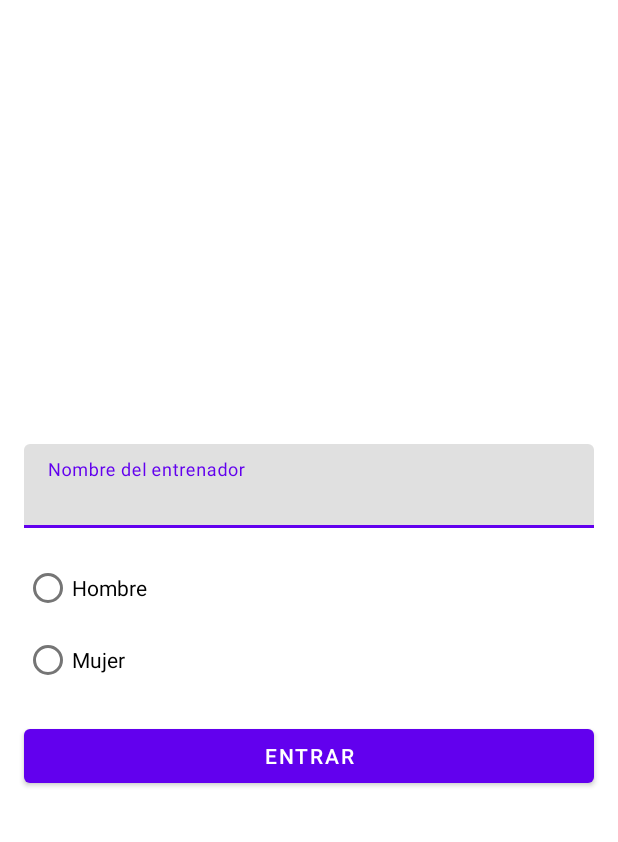
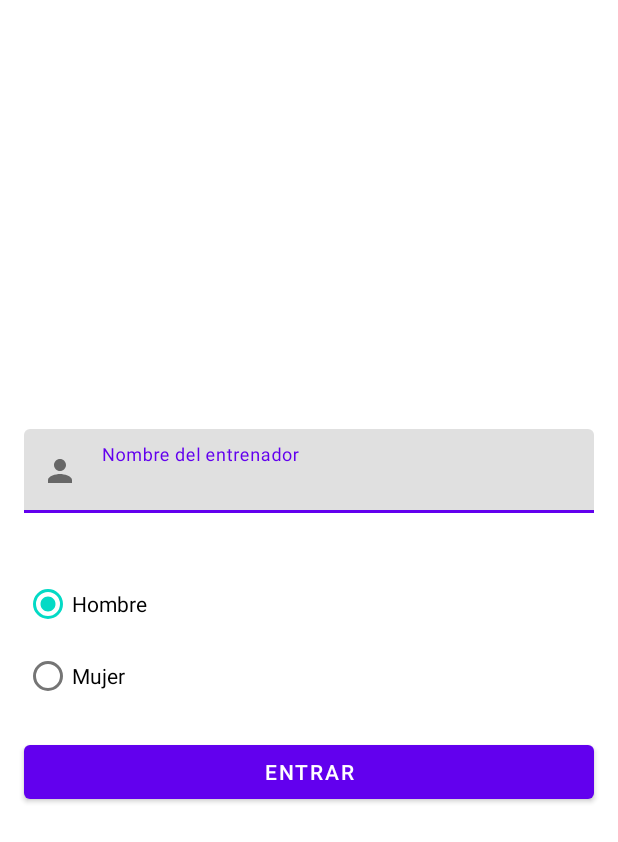
Before and after one commit to wbarrantes-cenfotec/proyecto-final, an Android app: the layout fragment_login.xml on its own in the app's theme, with its tools: preview values and no code run, on a phone screen of 412 x 824 dp. Shown: the top 842 px of the screen. Run offline under Robolectric (Android 15) with nearby library versions, the phone set to English and light mode, and no system bars.

Commit message:
[MOD] Adding input validation on the login fragment and removing the action bar from the app

```diff
--- /dev/null
+++ b/app/src/main/res/drawable/ic_baseline_person_24.xml
@@ -0,0 +1,10 @@
+<vector xmlns:android="http://schemas.android.com/apk/res/android"
+    android:width="24dp"
+    android:height="24dp"
+    android:viewportWidth="24"
+    android:viewportHeight="24"
+    android:tint="?attr/colorControlNormal">
+  <path
+      android:fillColor="@android:color/white"
+      android:pathData="M12,12c2.21,0 4,-1.79 4,-4s-1.79,-4 -4,-4 -4,1.79 -4,4 1.79,4 4,4zM12,14c-2.67,0 -8,1.34 -8,4v2h16v-2c0,-2.66 -5.33,-4 -8,-4z"/>
+</vector>
--- a/app/src/main/res/layout/fragment_login.xml
+++ b/app/src/main/res/layout/fragment_login.xml
@@ -1,12 +1,11 @@
 <?xml version="1.0" encoding="utf-8"?>
 <androidx.constraintlayout.widget.ConstraintLayout xmlns:android="http://schemas.android.com/apk/res/android"
     xmlns:app="http://schemas.android.com/apk/res-auto"
-    xmlns:tools="http://schemas.android.com/tools"
     android:layout_width="match_parent"
     android:layout_height="match_parent">
 
     <com.google.android.material.textfield.TextInputLayout
-        android:id="@+id/textInputLayout"
+        android:id="@+id/trainerInputLayout"
         android:layout_width="0dp"
         android:layout_height="wrap_content"
         android:layout_marginStart="16dp"
@@ -16,12 +15,16 @@
         app:layout_constraintHorizontal_bias="0.5"
         app:layout_constraintStart_toStartOf="parent"
         app:layout_constraintTop_toTopOf="parent"
-        app:layout_constraintVertical_chainStyle="packed">
+        app:layout_constraintVertical_chainStyle="packed"
+        app:startIconDrawable="@drawable/ic_baseline_person_24"
+        app:errorEnabled="true">
 
         <com.google.android.material.textfield.TextInputEditText
+            android:id="@+id/trainerEditText"
             android:layout_width="match_parent"
             android:layout_height="wrap_content"
-            android:hint="@string/trainer_input_hint" />
+            android:hint="@string/trainer_input_hint"
+            android:inputType="textPersonName"/>
 
     </com.google.android.material.textfield.TextInputLayout>
 
@@ -31,23 +34,24 @@
         android:layout_height="wrap_content"
         android:layout_marginTop="16dp"
         app:layout_constraintBottom_toTopOf="@+id/loginButton"
-        app:layout_constraintEnd_toEndOf="@+id/textInputLayout"
+        app:layout_constraintEnd_toEndOf="@+id/trainerInputLayout"
         app:layout_constraintHorizontal_bias="0.5"
-        app:layout_constraintStart_toStartOf="@+id/textInputLayout"
-        app:layout_constraintTop_toBottomOf="@+id/textInputLayout">
+        app:layout_constraintStart_toStartOf="@+id/trainerInputLayout"
+        app:layout_constraintTop_toBottomOf="@+id/trainerInputLayout">
 
         <RadioButton
-            android:id="@+id/radioButton"
+            android:id="@+id/menRadioButton"
             android:layout_width="match_parent"
             android:layout_height="wrap_content"
-            android:text="Hombre" />
+            android:text="@string/men_text"
+            android:checked="true"/>
 
         <RadioButton
-            android:id="@+id/radioButton2"
+            android:id="@+id/femaleRadioButton"
             android:layout_width="match_parent"
             android:layout_height="wrap_content"
-            android:text="Mujer" />
-
+            android:text="@string/female_text"
+            android:checked="false"/>
     </RadioGroup>
 
     <Button
@@ -58,9 +62,9 @@
         android:layout_weight="1"
         android:text="@string/enter_button"
         app:layout_constraintBottom_toBottomOf="parent"
-        app:layout_constraintEnd_toEndOf="@+id/textInputLayout"
+        app:layout_constraintEnd_toEndOf="@+id/trainerInputLayout"
         app:layout_constraintHorizontal_bias="0.5"
-        app:layout_constraintStart_toStartOf="@+id/textInputLayout"
+        app:layout_constraintStart_toStartOf="@+id/trainerInputLayout"
         app:layout_constraintTop_toBottomOf="@+id/radioGroup" />
 
 </androidx.constraintlayout.widget.ConstraintLayout>
--- a/app/src/main/res/values-night/themes.xml
+++ b/app/src/main/res/values-night/themes.xml
@@ -1,6 +1,6 @@
 <resources xmlns:tools="http://schemas.android.com/tools">
     <!-- Base application theme. -->
-    <style name="Theme.PokeApp" parent="Theme.MaterialComponents.DayNight.DarkActionBar">
+    <style name="Theme.PokeApp" parent="Theme.MaterialComponents.DayNight.NoActionBar">
         <!-- Primary brand color. -->
         <item name="colorPrimary">@color/purple_200</item>
         <item name="colorPrimaryVariant">@color/purple_700</item>
--- a/app/src/main/res/values/strings.xml
+++ b/app/src/main/res/values/strings.xml
@@ -2,4 +2,7 @@
     <string name="app_name">PokeApp</string>
     <string name="trainer_input_hint">Nombre del entrenador</string>
     <string name="enter_button">Entrar</string>
+    <string name="men_text">Hombre</string>
+    <string name="female_text">Mujer</string>
+    <string name="required_field_text">Campo requerido!</string>
 </resources>
--- a/app/src/main/res/values/themes.xml
+++ b/app/src/main/res/values/themes.xml
@@ -1,6 +1,6 @@
 <resources xmlns:tools="http://schemas.android.com/tools">
     <!-- Base application theme. -->
-    <style name="Theme.PokeApp" parent="Theme.MaterialComponents.DayNight.DarkActionBar">
+    <style name="Theme.PokeApp" parent="Theme.MaterialComponents.DayNight.NoActionBar">
         <!-- Primary brand color. -->
         <item name="colorPrimary">@color/purple_500</item>
         <item name="colorPrimaryVariant">@color/purple_700</item>
```
Also changed, not shown: app/src/main/java/com/example/pokeapp/fragments/LoginFragment.kt (+59 -1 lines).
